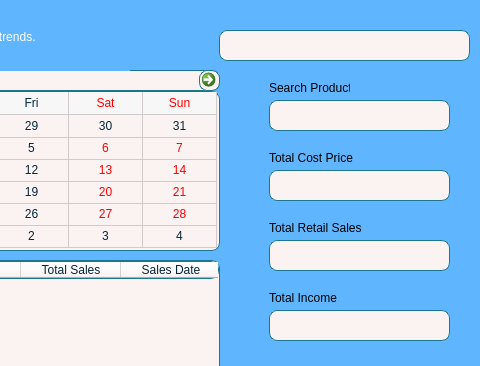
Before: the Qt Designer form ui/sales_history.ui in CristobalAlex/AppDev-Project-DailySalesTracker-BSIT22A2, drawn with Qt 5; both pictures show x 401 to 881 and y 0 to 366 of the 881 by 486 pixel window.
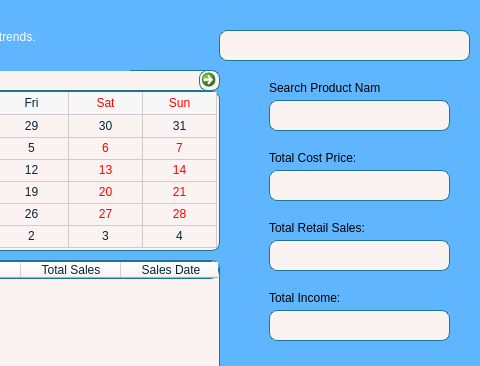
After: the same form once the commit is applied.

Commit message: Change in Search Product Name

```diff
--- a/ui/sales_history.ui
+++ b/ui/sales_history.ui
@@ -227,7 +227,7 @@
      </rect>
     </property>
     <property name="text">
-     <string>&lt;html&gt;&lt;head/&gt;&lt;body&gt;&lt;p&gt;Total Cost Price&lt;/p&gt;&lt;/body&gt;&lt;/html&gt;</string>
+     <string>&lt;html&gt;&lt;head/&gt;&lt;body&gt;&lt;p&gt;Total Cost Price:&lt;/p&gt;&lt;/body&gt;&lt;/html&gt;</string>
     </property>
    </widget>
    <widget class="QLineEdit" name="searchHistory">
@@ -320,7 +320,7 @@
      </rect>
     </property>
     <property name="text">
-     <string>&lt;html&gt;&lt;head/&gt;&lt;body&gt;&lt;p&gt;Total Income&lt;/p&gt;&lt;/body&gt;&lt;/html&gt;</string>
+     <string>&lt;html&gt;&lt;head/&gt;&lt;body&gt;&lt;p&gt;Total Income:&lt;/p&gt;&lt;/body&gt;&lt;/html&gt;</string>
     </property>
    </widget>
    <widget class="QLabel" name="label_5">
@@ -333,7 +333,7 @@
      </rect>
     </property>
     <property name="text">
-     <string>&lt;html&gt;&lt;head/&gt;&lt;body&gt;&lt;p&gt;Total Retail Sales&lt;/p&gt;&lt;/body&gt;&lt;/html&gt;</string>
+     <string>&lt;html&gt;&lt;head/&gt;&lt;body&gt;&lt;p&gt;Total Retail Sales:&lt;/p&gt;&lt;/body&gt;&lt;/html&gt;</string>
     </property>
    </widget>
    <widget class="QLabel" name="label_6">
@@ -341,12 +341,12 @@
      <rect>
       <x>670</x>
       <y>80</y>
-      <width>81</width>
+      <width>111</width>
       <height>16</height>
      </rect>
     </property>
     <property name="text">
-     <string>&lt;html&gt;&lt;head/&gt;&lt;body&gt;&lt;p&gt;Search Product&lt;/p&gt;&lt;/body&gt;&lt;/html&gt;</string>
+     <string>&lt;html&gt;&lt;head/&gt;&lt;body&gt;&lt;p&gt;Search Product Name:&lt;/p&gt;&lt;/body&gt;&lt;/html&gt;</string>
     </property>
    </widget>
   </widget>
```
